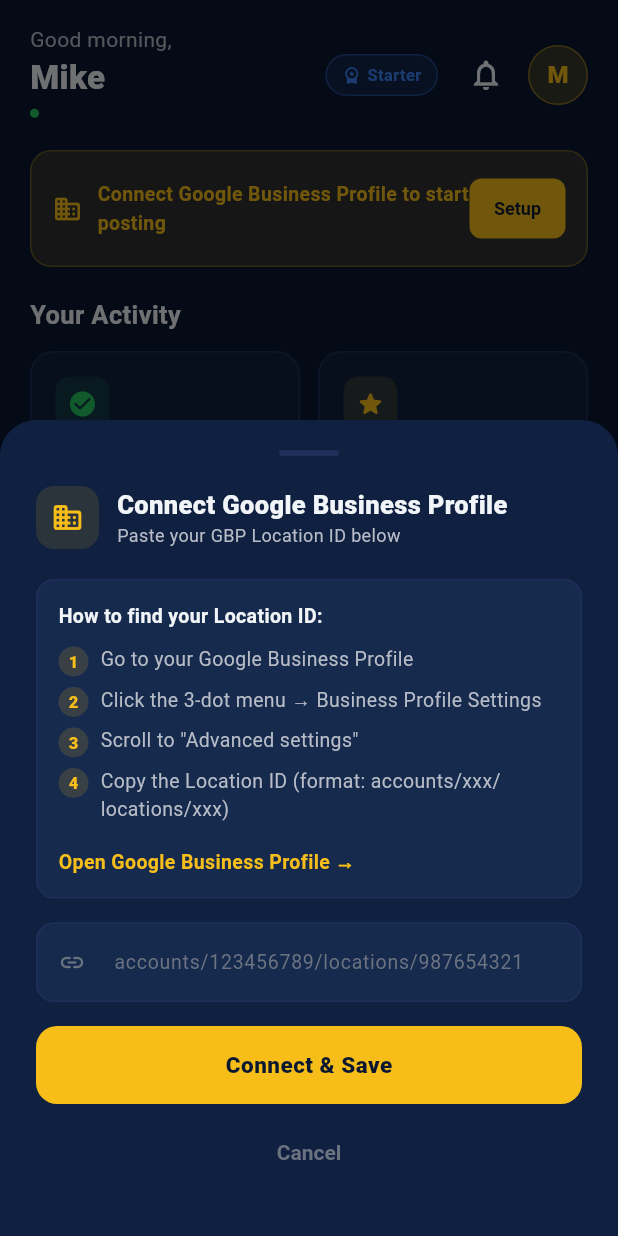
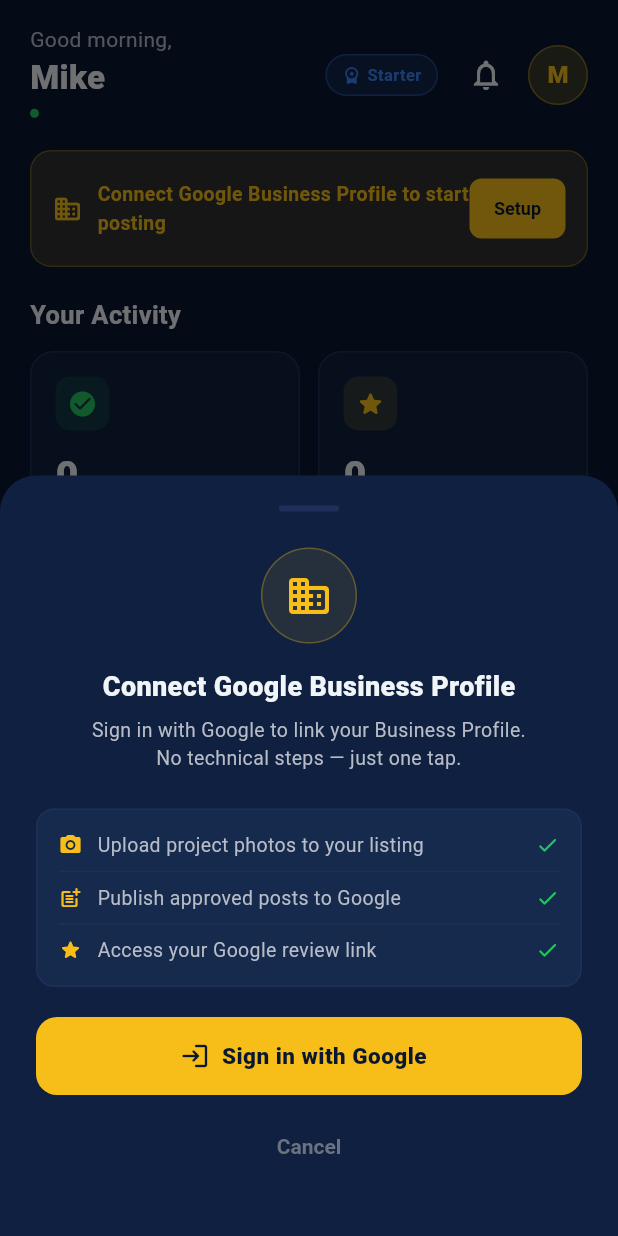
Before and after one commit to TheMarketingMillennial/Traderep_pro, a Flutter app: the DashboardScreen screen opened directly, after a tap on "Setup", on a phone screen of 412 x 824 dp. Run offline on Flutter 3.47's test engine with Material 3 defaults, Android fonts, the phone set to English and light mode, and no system bars; our stand-ins replace cloud_firestore, firebase_auth, firebase_core, firebase_storage, image_picker, share_plus; missing offline and left inert: flutter_stripe; accounts and stored records are empty.

Commit message:
feat: Google OAuth for GBP connect — replace Location ID sheet with one-tap Sign in with Google
Railway server:
- GET /gbp/auth-url?companyId=xxx — generates Google OAuth2 consent URL with business.manage scope
- GET /gbp/callback — exchanges code for tokens, auto-fetches first GBP location, stores in Firestore
- GET /gbp/status — Flutter polls this to detect connection after browser redirect
- GET /health — now reports gbp_oauth: true/false
- POST /publish-google-post — now falls back to gbp_location_id stored by OAuth; auto-refreshes tokens
- refreshGbpToken() — internal helper, re-fetches access_token using stored refresh_token

Flutter:
- lib/shared/services/gbp_auth_service.dart (new) — getAuthUrl, openAuthBrowser, pollForConnection, startOAuthFlow
- lib/shared/services/app_state.dart — added connectGoogleViaOAuth(), imports GbpAuthService
- lib/features/dashboard/dashboard_screen.dart — _GbpConnectSheet rewritten: single 'Sign in with Google' button, animated waiting/connected states, no Location ID input
- lib/features/onboarding/onboarding_screen.dart — _GoogleConnectPageState uses GbpAuthService directly; removed _GbpOnboardSheet widget entirely

Users now tap one button, approve in browser, return to app — done.

```diff
--- a/lib/features/dashboard/dashboard_screen.dart
+++ b/lib/features/dashboard/dashboard_screen.dart
@@ -2,12 +2,12 @@
 import 'package:provider/provider.dart';
 import '../../core/theme/app_theme.dart';
 import '../../shared/services/app_state.dart';
+import '../../shared/services/gbp_auth_service.dart';
 import '../../shared/widgets/tr_widgets.dart';
 import '../../shared/models/models.dart';
 import '../pricing/trial_widgets.dart';
 import '../photos/photo_approval_screen.dart';
 import '../profile/profile_screen.dart';
-import 'package:url_launcher/url_launcher.dart';
 
 class DashboardScreen extends StatelessWidget {
   final void Function(int)? onSwitchTab;
@@ -593,9 +593,10 @@
 }
 
 
-// ─── GBP Connect Bottom Sheet ─────────────────────────────────────────────────
-// Guides the admin through entering their GBP Location ID and connecting their
-// Google Business Profile. Real OAuth is handled via browser redirect.
+// ─── GBP OAuth Connect Sheet ──────────────────────────────────────────────────
+// One-tap Google Sign-In. No Location ID hunting required.
+// Flow: tap button → browser opens Google consent → Railway callback stores
+// tokens → this sheet polls /gbp/status and updates UI when done.
 class _GbpConnectSheet extends StatefulWidget {
   final AppState state;
   const _GbpConnectSheet({required this.state});
@@ -604,34 +605,52 @@
   State<_GbpConnectSheet> createState() => _GbpConnectSheetState();
 }
 
+enum _GbpSheetState { idle, waiting, connected, error }
+
 class _GbpConnectSheetState extends State<_GbpConnectSheet> {
-  final _locationCtrl = TextEditingController();
-  bool _saving = false;
-  bool _saved = false;
+  _GbpSheetState _phase = _GbpSheetState.idle;
+  String? _locationName;
+  String? _errorMsg;
 
-  @override
-  void initState() {
-    super.initState();
-    // Pre-fill if already set
-    final existing = widget.state.company?.gbpLocationId ?? '';
-    if (existing.isNotEmpty) _locationCtrl.text = existing;
+  Future<void> _startOAuth() async {
+    final companyId = widget.state.company?.id;
+    if (companyId == null || companyId.isEmpty) {
+      setState(() {
+        _phase    = _GbpSheetState.error;
+        _errorMsg = 'Company not loaded. Please sign out and back in.';
+      });
+      return;
     }
 
-  @override
-  void dispose() {
-    _locationCtrl.dispose();
-    super.dispose();
-  }
+    setState(() => _phase = _GbpSheetState.waiting);
 
-  Future<void> _save() async {
-    final id = _locationCtrl.text.trim();
-    if (id.isEmpty) return;
-    setState(() => _saving = true);
-    await widget.state.updateGbpLocationId(id);
-    widget.state.connectGoogle();
-    if (mounted) setState(() { _saving = false; _saved = true; });
-    await Future.delayed(const Duration(milliseconds: 800));
+    await GbpAuthService.instance.startOAuthFlow(
+      companyId: companyId,
+      onBrowserOpened: () {
+        // Browser opened — keep showing the waiting spinner
+        if (mounted) setState(() => _phase = _GbpSheetState.waiting);
+      },
+      onConnected: (result) {
+        if (!mounted) return;
+        // Tell AppState — updates googleConnected + gbpLocationId in memory + Firestore
+        widget.state.connectGoogleViaOAuth(result);
+        setState(() {
+          _phase        = _GbpSheetState.connected;
+          _locationName = result.locationName ?? result.locationId;
+        });
+        // Auto-dismiss after success
+        Future.delayed(const Duration(seconds: 2), () {
           if (mounted) Navigator.pop(context);
+        });
+      },
+      onError: (err) {
+        if (!mounted) return;
+        setState(() {
+          _phase    = _GbpSheetState.error;
+          _errorMsg = err;
+        });
+      },
+    );
   }
 
   @override
@@ -639,40 +658,76 @@
     return Padding(
       padding: EdgeInsets.only(
         left: 24, right: 24, top: 20,
-        bottom: MediaQuery.of(context).viewInsets.bottom + 32,
+        bottom: MediaQuery.of(context).viewInsets.bottom + 36,
       ),
       child: Column(
         mainAxisSize: MainAxisSize.min,
-        crossAxisAlignment: CrossAxisAlignment.start,
         children: [
+          // Handle bar
           Center(child: Container(
             width: 40, height: 4,
             decoration: BoxDecoration(color: TRColors.divider, borderRadius: BorderRadius.circular(2)),
           )),
-          const SizedBox(height: 20),
-          Row(children: [
-            Container(
-              padding: const EdgeInsets.all(10),
+          const SizedBox(height: 24),
+
+          // Icon
+          AnimatedSwitcher(
+            duration: const Duration(milliseconds: 300),
+            child: _phase == _GbpSheetState.connected
+              ? Container(
+                  key: const ValueKey('check'),
+                  width: 64, height: 64,
                   decoration: BoxDecoration(
-                color: TRColors.gold.withValues(alpha: 0.12),
-                borderRadius: BorderRadius.circular(12),
+                    color: TRColors.success.withValues(alpha: 0.12),
+                    shape: BoxShape.circle,
+                    border: Border.all(color: TRColors.success.withValues(alpha: 0.4)),
                   ),
-              child: const Icon(Icons.business_rounded, color: TRColors.gold, size: 22),
+                  child: const Icon(Icons.check_circle_rounded, color: TRColors.success, size: 36),
+                )
+              : Container(
+                  key: const ValueKey('gbp'),
+                  width: 64, height: 64,
+                  decoration: BoxDecoration(
+                    color: TRColors.gold.withValues(alpha: 0.10),
+                    shape: BoxShape.circle,
+                    border: Border.all(color: TRColors.gold.withValues(alpha: 0.3)),
                   ),
-            const SizedBox(width: 12),
-            const Expanded(child: Column(
-              crossAxisAlignment: CrossAxisAlignment.start,
-              children: [
-                Text('Connect Google Business Profile',
-                  style: TextStyle(color: TRColors.white, fontSize: 17, fontWeight: FontWeight.w800)),
-                Text('Paste your GBP Location ID below',
-                  style: TextStyle(color: TRColors.grayLight, fontSize: 12)),
-              ],
-            )),
+                  child: const Icon(Icons.business_rounded, color: TRColors.gold, size: 32),
+                ),
+          ),
+          const SizedBox(height: 16),
+
+          // Title + subtitle
+          AnimatedSwitcher(
+            duration: const Duration(milliseconds: 250),
+            child: _phase == _GbpSheetState.connected
+              ? Column(key: const ValueKey('done'), children: [
+                  const Text('Connected!', style: TextStyle(
+                    color: TRColors.success, fontSize: 20, fontWeight: FontWeight.w800)),
+                  const SizedBox(height: 6),
+                  Text(
+                    _locationName != null
+                      ? 'Your profile "$_locationName" is now linked.'
+                      : 'Google Business Profile linked.',
+                    style: const TextStyle(color: TRColors.grayLight, fontSize: 14),
+                    textAlign: TextAlign.center,
+                  ),
+                ])
+              : Column(key: const ValueKey('title'), children: [
+                  const Text('Connect Google Business Profile', style: TextStyle(
+                    color: TRColors.white, fontSize: 18, fontWeight: FontWeight.w800)),
+                  const SizedBox(height: 6),
+                  const Text(
+                    'Sign in with Google to link your Business Profile.\nNo technical steps — just one tap.',
+                    style: TextStyle(color: TRColors.grayLight, fontSize: 13),
+                    textAlign: TextAlign.center,
+                  ),
                 ]),
-          const SizedBox(height: 20),
+          ),
+          const SizedBox(height: 24),
 
-          // Step instructions
+          // What gets connected info card (idle only)
+          if (_phase == _GbpSheetState.idle) ...[
             Container(
               padding: const EdgeInsets.all(14),
               decoration: BoxDecoration(
@@ -681,114 +736,121 @@
                 border: Border.all(color: TRColors.divider),
               ),
               child: Column(
-              crossAxisAlignment: CrossAxisAlignment.start,
                 children: [
-                const Text('How to find your Location ID:',
-                  style: TextStyle(color: TRColors.white, fontSize: 13, fontWeight: FontWeight.w700)),
-                const SizedBox(height: 10),
-                _Step(n: '1', text: 'Go to your Google Business Profile'),
-                _Step(n: '2', text: 'Click the 3-dot menu → Business Profile Settings'),
-                _Step(n: '3', text: 'Scroll to "Advanced settings"'),
-                _Step(n: '4', text: 'Copy the Location ID (format: accounts/xxx/locations/xxx)'),
-                const SizedBox(height: 10),
-                GestureDetector(
-                  onTap: () => launchUrl(
-                    Uri.parse('https://business.google.com'),
-                    mode: LaunchMode.externalApplication,
-                  ),
-                  child: const Text('Open Google Business Profile →',
-                    style: TextStyle(color: TRColors.gold, fontSize: 13, fontWeight: FontWeight.w600)),
-                ),
+                  _OAuthPermRow(Icons.photo_camera_rounded,   'Upload project photos to your listing'),
+                  const Divider(color: TRColors.divider, height: 16),
+                  _OAuthPermRow(Icons.post_add_rounded,       'Publish approved posts to Google'),
+                  const Divider(color: TRColors.divider, height: 16),
+                  _OAuthPermRow(Icons.star_rounded,           'Access your Google review link'),
                 ],
               ),
             ),
-          const SizedBox(height: 16),
+            const SizedBox(height: 20),
+          ],
 
-          // Location ID input
-          TextField(
-            controller: _locationCtrl,
-            style: const TextStyle(color: TRColors.white, fontSize: 14),
-            decoration: InputDecoration(
-              hintText: 'accounts/123456789/locations/987654321',
-              hintStyle: const TextStyle(color: TRColors.grayMid, fontSize: 13),
-              filled: true,
-              fillColor: TRColors.cardMid,
-              border: OutlineInputBorder(
+          // Waiting state
+          if (_phase == _GbpSheetState.waiting) ...[
+            Container(
+              padding: const EdgeInsets.all(16),
+              decoration: BoxDecoration(
+                color: TRColors.cardMid,
                 borderRadius: BorderRadius.circular(12),
-                borderSide: const BorderSide(color: TRColors.divider),
+                border: Border.all(color: TRColors.gold.withValues(alpha: 0.3)),
               ),
-              enabledBorder: OutlineInputBorder(
-                borderRadius: BorderRadius.circular(12),
-                borderSide: const BorderSide(color: TRColors.divider),
-              ),
-              focusedBorder: OutlineInputBorder(
-                borderRadius: BorderRadius.circular(12),
-                borderSide: const BorderSide(color: TRColors.gold, width: 1.5),
-              ),
-              prefixIcon: const Icon(Icons.link_rounded, color: TRColors.grayMid, size: 18),
+              child: Row(children: [
+                const SizedBox(
+                  width: 20, height: 20,
+                  child: CircularProgressIndicator(
+                    color: TRColors.gold, strokeWidth: 2.5,
                   ),
                 ),
-          const SizedBox(height: 16),
+                const SizedBox(width: 14),
+                const Expanded(child: Column(
+                  crossAxisAlignment: CrossAxisAlignment.start,
+                  children: [
+                    Text('Waiting for Google approval…', style: TextStyle(
+                      color: TRColors.gold, fontSize: 13, fontWeight: FontWeight.w700)),
+                    SizedBox(height: 3),
+                    Text('Complete sign-in in your browser, then return here.',
+                      style: TextStyle(color: TRColors.grayMid, fontSize: 12)),
+                  ],
+                )),
+              ]),
+            ),
+            const SizedBox(height: 20),
+          ],
 
-          // Save button
-          SizedBox(
+          // Error state
+          if (_phase == _GbpSheetState.error && _errorMsg != null) ...[
+            Container(
+              padding: const EdgeInsets.all(14),
+              decoration: BoxDecoration(
+                color: TRColors.error.withValues(alpha: 0.08),
+                borderRadius: BorderRadius.circular(12),
+                border: Border.all(color: TRColors.error.withValues(alpha: 0.3)),
+              ),
+              child: Row(children: [
+                const Icon(Icons.error_outline_rounded, color: TRColors.error, size: 20),
+                const SizedBox(width: 10),
+                Expanded(child: Text(_errorMsg!, style: const TextStyle(
+                  color: TRColors.error, fontSize: 13))),
+              ]),
+            ),
+            const SizedBox(height: 20),
+          ],
+
+          // Primary action button
+          if (_phase != _GbpSheetState.connected) SizedBox(
             width: double.infinity,
             height: 52,
-            child: ElevatedButton(
+            child: ElevatedButton.icon(
               style: ElevatedButton.styleFrom(
-                backgroundColor: _saved ? TRColors.success : TRColors.gold,
+                backgroundColor: TRColors.gold,
                 foregroundColor: TRColors.navyDeep,
                 shape: RoundedRectangleBorder(borderRadius: BorderRadius.circular(14)),
                 elevation: 0,
               ),
-              onPressed: _saving || _saved ? null : _save,
-              child: _saving
-                ? const SizedBox(width: 20, height: 20,
-                    child: CircularProgressIndicator(color: TRColors.navyDeep, strokeWidth: 2.5))
-                : Text(
-                    _saved ? 'Connected!' : 'Connect & Save',
+              onPressed: _phase == _GbpSheetState.waiting ? null : _startOAuth,
+              icon: _phase == _GbpSheetState.waiting
+                ? const SizedBox(
+                    width: 18, height: 18,
+                    child: CircularProgressIndicator(color: TRColors.navyDeep, strokeWidth: 2.5),
+                  )
+                : const Icon(Icons.login_rounded, size: 20),
+              label: Text(
+                _phase == _GbpSheetState.error
+                  ? 'Try Again'
+                  : _phase == _GbpSheetState.waiting
+                    ? 'Waiting for browser…'
+                    : 'Sign in with Google',
                 style: const TextStyle(fontSize: 15, fontWeight: FontWeight.w800),
               ),
             ),
           ),
-          const SizedBox(height: 8),
-          Center(
-            child: TextButton(
+          const SizedBox(height: 10),
+          if (_phase != _GbpSheetState.connected)
+            Center(child: TextButton(
               onPressed: () => Navigator.pop(context),
-              child: const Text('Cancel', style: TextStyle(color: TRColors.grayMid)),
-            ),
-          ),
+              child: const Text('Cancel', style: TextStyle(color: TRColors.grayMid, fontSize: 14)),
+            )),
         ],
       ),
     );
   }
 }
 
-class _Step extends StatelessWidget {
-  final String n, text;
-  const _Step({required this.n, required this.text});
+class _OAuthPermRow extends StatelessWidget {
+  final IconData icon;
+  final String text;
+  const _OAuthPermRow(this.icon, this.text);
 
   @override
   Widget build(BuildContext context) {
-    return Padding(
-      padding: const EdgeInsets.only(bottom: 6),
-      child: Row(
-        crossAxisAlignment: CrossAxisAlignment.start,
-        children: [
-          Container(
-            width: 20, height: 20,
-            margin: const EdgeInsets.only(right: 8, top: 1),
-            decoration: BoxDecoration(
-              color: TRColors.gold.withValues(alpha: 0.15),
-              shape: BoxShape.circle,
-            ),
-            child: Center(child: Text(n,
-              style: const TextStyle(color: TRColors.gold, fontSize: 11, fontWeight: FontWeight.w800))),
-          ),
-          Expanded(child: Text(text,
-            style: const TextStyle(color: TRColors.grayLight, fontSize: 13))),
-        ],
-      ),
-    );
+    return Row(children: [
+      Icon(icon, color: TRColors.gold, size: 16),
+      const SizedBox(width: 10),
+      Expanded(child: Text(text, style: const TextStyle(color: TRColors.grayLight, fontSize: 13))),
+      const Icon(Icons.check_rounded, color: TRColors.success, size: 16),
+    ]);
   }
 }
```
Also changed, not shown: lib/features/onboarding/onboarding_screen.dart (+53 -104 lines), lib/shared/services/app_state.dart (+35 -0 lines), lib/shared/services/gbp_auth_service.dart (added, +200 -0 lines), 1 other file. Lines whose indentation alone changed are shown as unchanged.
